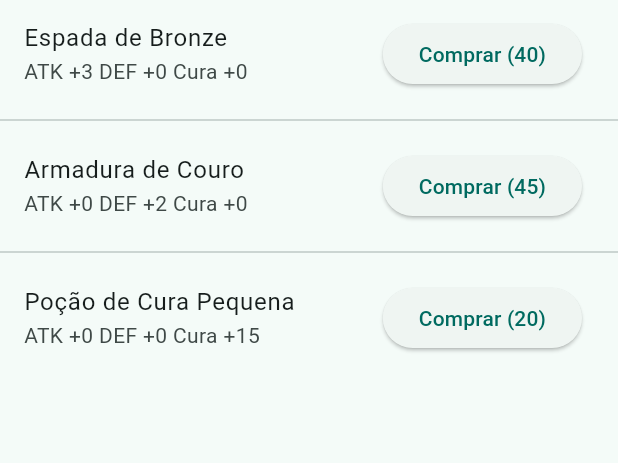
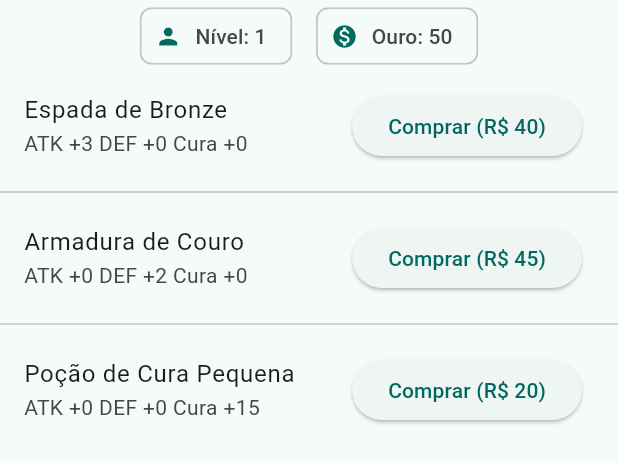
Before and after one commit to Kainato/arena_x, a Flutter app: the ShopRead widget shown alone on an empty page, opened directly, on a phone screen of 412 x 824 dp. Shown: the top 463 px of the screen. Run offline on Flutter 3.47's test engine with Material 3 defaults, Android fonts, the light colour scheme and no system bars; our stand-ins replace shared_preferences; accounts and stored records are empty.

Commit message:
Refatorar a exibição da loja e adicionar lógica de compra de itens

```diff
--- a/lib/app/shop_read.dart
+++ b/lib/app/shop_read.dart
@@ -2,40 +2,61 @@ import 'package:flutter/material.dart';
 import 'package:provider/provider.dart';
 
 import '../../core/state/game_state.dart';
+import '../core/models/item.dart';
+import '../utils/widgets/wd_chip.dart';
 
 class ShopRead extends StatelessWidget {
   const ShopRead({super.key});
 
   @override
   Widget build(BuildContext context) {
-    final game = context.watch<GameState>();
-    final catalog = game.loot.getCatalog();
+    final GameState g = context.watch<GameState>();
+    final List<Item> catalog = g.loot.getCatalog();
 
-    return ListView.separated(
+    return Column(
+      children: [
+        Wrap(
+          spacing: 16,
+          runSpacing: 8,
+          alignment: WrapAlignment.center,
+          children: [
+            WdChip.value(
+              label: 'Nível',
+              value: g.player.level.toString(),
+              avatar: Icon(Icons.person),
+            ),
+            WdChip.value(
+              label: 'Ouro',
+              value: g.player.gold.toString(),
+              avatar: Icon(Icons.monetization_on),
+            ),
+          ],
+        ),
+        Expanded(
+          child: ListView.separated(
+            itemCount: catalog.length,
+            separatorBuilder: (_, __) => const Divider(),
             itemBuilder: (_, i) {
-        final it = catalog[i];
+              final Item it = catalog[i];
               return ListTile(
                 title: Text(it.name),
                 subtitle: Text(
                   'ATK +${it.attack} DEF +${it.defense} Cura +${it.heal}',
                 ),
                 trailing: ElevatedButton(
-            onPressed: game.player.gold >= it.price
-                ? () {
-                    game.player.gold -= it.price;
-                    game.player.inventory.add(it);
-                    ScaffoldMessenger.of(context).showSnackBar(
-                      SnackBar(content: Text('Comprado: ${it.name}!')),
-                    );
-                    game.notifyListeners();
-                  }
-                : null,
-            child: Text('Comprar (${it.price})'),
+                  onPressed: _onComprar(context, g, it),
+                  child: Text('Comprar (R\$ ${it.price})'),
                 ),
               );
             },
-      separatorBuilder: (_, __) => const Divider(),
-      itemCount: catalog.length,
+          ),
+        ),
+      ],
     );
   }
+
+  VoidCallback? _onComprar(BuildContext context, GameState g, Item it) {
+    if (g.player.gold < it.price) return null;
+    return () => g.comprarItem(context, it: it);
   }
+}
```
Also changed, not shown: lib/core/state/game_state.dart (+17 -1 lines). Lines whose indentation alone changed are shown as unchanged.
